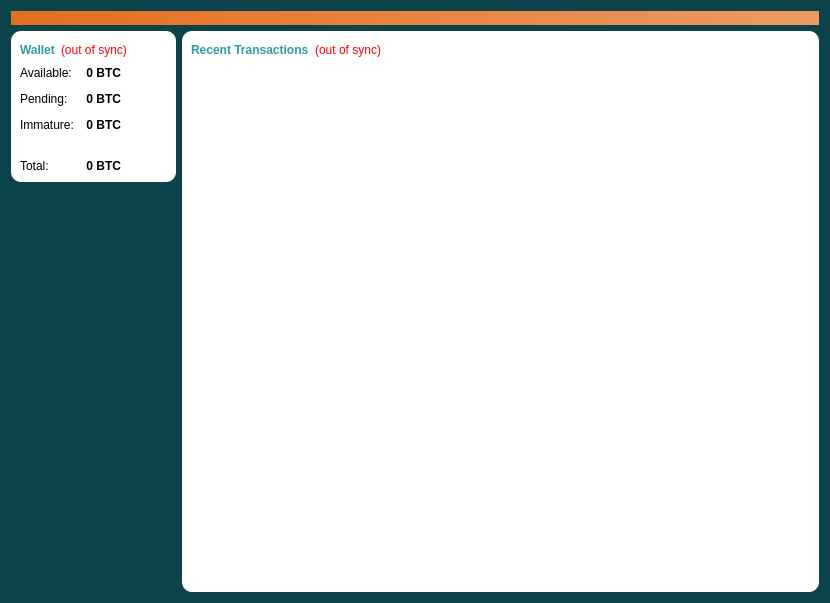
This is src/qt/forms/overviewpage.ui in ZiftrCOIN/ziftrcoin as Qt 5 draws it before an edit. The edited form follows.
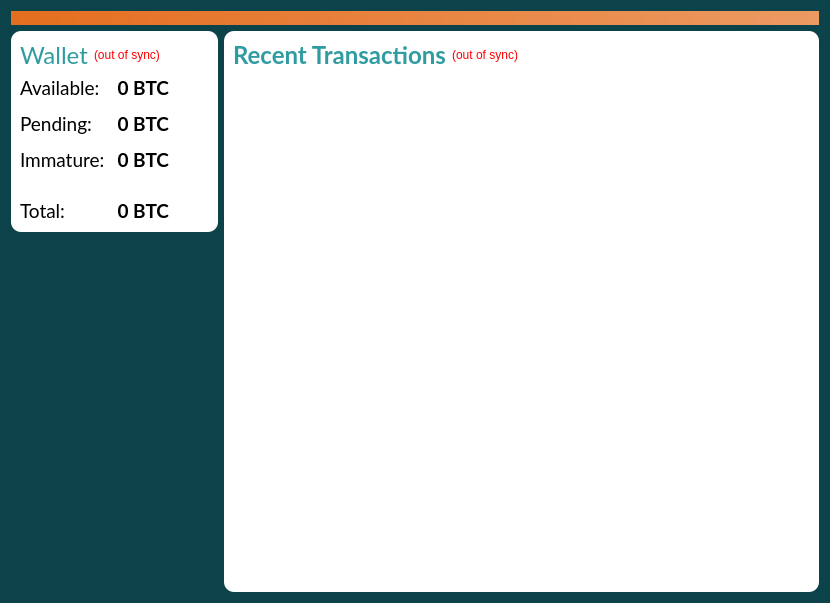
This is the edited form. Icons and pictures are not drawn.

Commit message: Wallet style test

```diff
--- a/src/qt/forms/overviewpage.ui
+++ b/src/qt/forms/overviewpage.ui
@@ -56,8 +56,8 @@
              <widget class="QLabel" name="label_5">
               <property name="font">
                <font>
-                <weight>75</weight>
-                <bold>true</bold>
+                <family>Lato</family>
+                <pointsize>18</pointsize>
                </font>
               </property>
               <property name="styleSheet">
@@ -114,6 +114,12 @@
               </property>
               <item row="0" column="0">
                <widget class="QLabel" name="label">
+                <property name="font">
+                 <font>
+                  <family>Lato</family>
+                  <pointsize>14</pointsize>
+                 </font>
+                </property>
                 <property name="text">
                  <string>Available:</string>
                 </property>
@@ -123,6 +129,8 @@
                <widget class="QLabel" name="labelBalance">
                 <property name="font">
                  <font>
+                  <family>Lato</family>
+                  <pointsize>14</pointsize>
                   <weight>75</weight>
                   <bold>true</bold>
                  </font>
@@ -146,6 +154,12 @@
               </item>
               <item row="1" column="0">
                <widget class="QLabel" name="label_3">
+                <property name="font">
+                 <font>
+                  <family>Lato</family>
+                  <pointsize>14</pointsize>
+                 </font>
+                </property>
                 <property name="text">
                  <string>Pending:</string>
                 </property>
@@ -155,6 +169,8 @@
                <widget class="QLabel" name="labelUnconfirmed">
                 <property name="font">
                  <font>
+                  <family>Lato</family>
+                  <pointsize>14</pointsize>
                   <weight>75</weight>
                   <bold>true</bold>
                  </font>
@@ -178,6 +194,12 @@
               </item>
               <item row="2" column="0">
                <widget class="QLabel" name="labelImmatureText">
+                <property name="font">
+                 <font>
+                  <family>Lato</family>
+                  <pointsize>14</pointsize>
+                 </font>
+                </property>
                 <property name="text">
                  <string>Immature:</string>
                 </property>
@@ -187,6 +209,8 @@
                <widget class="QLabel" name="labelImmature">
                 <property name="font">
                  <font>
+                  <family>Lato</family>
+                  <pointsize>14</pointsize>
                   <weight>75</weight>
                   <bold>true</bold>
                  </font>
@@ -207,6 +231,12 @@
               </item>
               <item row="4" column="0">
                <widget class="QLabel" name="labelTotalText">
+                <property name="font">
+                 <font>
+                  <family>Lato</family>
+                  <pointsize>14</pointsize>
+                 </font>
+                </property>
                 <property name="text">
                  <string>Total:</string>
                 </property>
@@ -216,6 +246,8 @@
                <widget class="QLabel" name="labelTotal">
                 <property name="font">
                  <font>
+                  <family>Lato</family>
+                  <pointsize>14</pointsize>
                   <weight>75</weight>
                   <bold>true</bold>
                  </font>
@@ -323,6 +355,12 @@
            <layout class="QHBoxLayout" name="horizontalLayout_2">
             <item>
              <widget class="QLabel" name="label_4">
+              <property name="font">
+               <font>
+                <family>Lato</family>
+                <pointsize>18</pointsize>
+               </font>
+              </property>
               <property name="styleSheet">
                <string notr="true">color: #2f9ca1;</string>
               </property>
```
